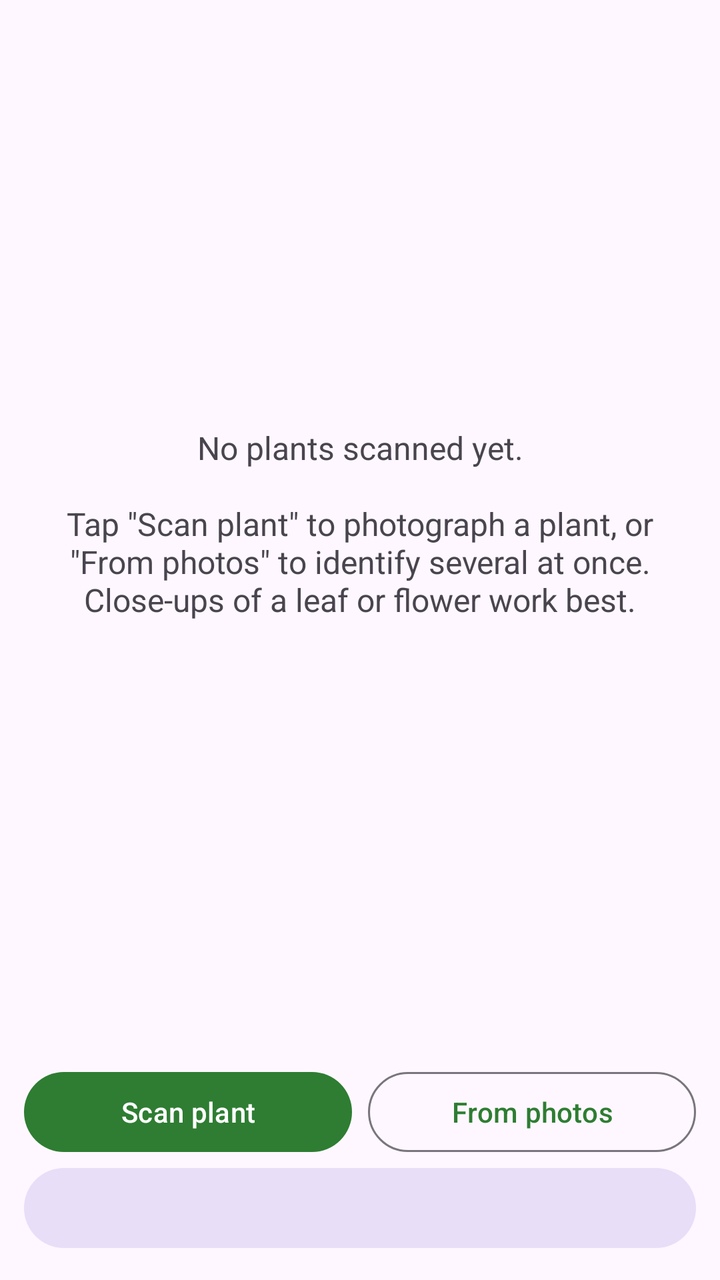
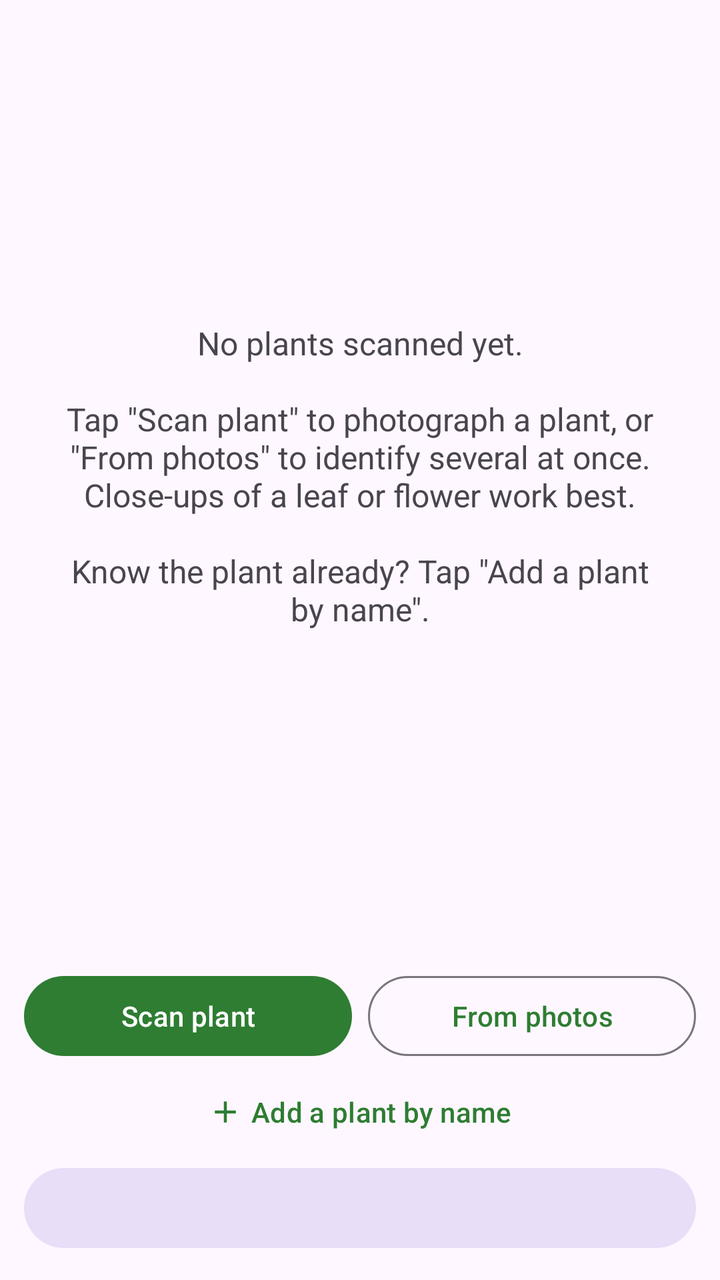

The first picture is an Android layout as it rendered before a commit; the second is the same layout after the commit. The layout source and the unified diff follow.
<!-- AndroidManifest.xml: application theme Theme.PlantScout -->
<!-- res/layout/activity_main.xml -->
<?xml version="1.0" encoding="utf-8"?>
<LinearLayout xmlns:android="http://schemas.android.com/apk/res/android"
    android:layout_width="match_parent"
    android:layout_height="match_parent"
    android:orientation="vertical">

    <com.google.android.material.progressindicator.LinearProgressIndicator
        android:id="@+id/progress"
        android:layout_width="match_parent"
        android:layout_height="wrap_content"
        android:indeterminate="true"
        android:visibility="gone" />

    <TextView
        android:id="@+id/status"
        android:layout_width="match_parent"
        android:layout_height="wrap_content"
        android:padding="12dp"
        android:visibility="gone" />

    <FrameLayout
        android:layout_width="match_parent"
        android:layout_height="0dp"
        android:layout_weight="1">

        <androidx.recyclerview.widget.RecyclerView
            android:id="@+id/list"
            android:layout_width="match_parent"
            android:layout_height="match_parent"
            android:clipToPadding="false"
            android:padding="8dp" />

        <TextView
            android:id="@+id/empty"
            android:layout_width="match_parent"
            android:layout_height="wrap_content"
            android:layout_gravity="center"
            android:gravity="center"
            android:padding="32dp"
            android:text="@string/empty_hint"
            android:textSize="16sp" />
    </FrameLayout>

    <LinearLayout
        android:layout_width="match_parent"
        android:layout_height="wrap_content"
        android:orientation="horizontal"
        android:paddingStart="12dp"
        android:paddingTop="8dp"
        android:paddingEnd="12dp">

        <com.google.android.material.button.MaterialButton
            android:id="@+id/btnCamera"
            android:layout_width="0dp"
            android:layout_height="wrap_content"
            android:layout_weight="1"
            android:text="@string/scan" />

        <com.google.android.material.button.MaterialButton
            android:id="@+id/btnGallery"
            style="@style/Widget.Material3.Button.OutlinedButton"
            android:layout_width="0dp"
            android:layout_height="wrap_content"
            android:layout_marginStart="8dp"
            android:layout_weight="1"
            android:text="@string/gallery" />
    </LinearLayout>

    <com.google.android.material.button.MaterialButton
        android:id="@+id/btnPlan"
        style="@style/Widget.Material3.Button.TonalButton"
        android:layout_width="match_parent"
        android:layout_height="wrap_content"
        android:layout_marginStart="12dp"
        android:layout_marginEnd="12dp"
        android:layout_marginBottom="12dp" />
</LinearLayout>
<!-- resources referenced by this layout -->
<resources>
  <string name="empty_hint">No plants scanned yet.\n\nTap \"Scan plant\" to photograph a plant, or \"From photos\" to identify several at once. Close-ups of a leaf or flower work best.</string>
  <string name="gallery">From photos</string>
  <string name="scan">Scan plant</string>
  <style name="Theme.PlantScout" parent="Theme.Material3.DayNight">
          <item name="colorPrimary">@color/green_primary</item>
          <item name="colorOnPrimary">#FFFFFF</item>
          <item name="colorPrimaryContainer">#C8E6C9</item>
          <item name="colorOnPrimaryContainer">#0B2E13</item>
      </style>
  <color name="green_primary">#2E7D32</color>
</resources>

<!-- the commit's change to res/layout/activity_main.xml (unified diff, before → after) -->
@@ -1,5 +1,6 @@
 <?xml version="1.0" encoding="utf-8"?>
 <LinearLayout xmlns:android="http://schemas.android.com/apk/res/android"
+    xmlns:app="http://schemas.android.com/apk/res-auto"
     android:layout_width="match_parent"
     android:layout_height="match_parent"
     android:orientation="vertical">
@@ -67,6 +68,15 @@
     </LinearLayout>
 
     <com.google.android.material.button.MaterialButton
+        android:id="@+id/btnAddManual"
+        style="@style/Widget.Material3.Button.TextButton"
+        android:layout_width="wrap_content"
+        android:layout_height="wrap_content"
+        android:layout_gravity="center_horizontal"
+        android:text="Add a plant by name"
+        app:icon="@drawable/ic_add" />
+
+    <com.google.android.material.button.MaterialButton
         android:id="@+id/btnPlan"
         style="@style/Widget.Material3.Button.TonalButton"
         android:layout_width="match_parent"
<!-- resource entries referenced after the edit -->
@@ -1,6 +1,18 @@
 <!-- resources referenced by this layout -->
 <resources>
-  <string name="empty_hint">No plants scanned yet.\n\nTap \"Scan plant\" to photograph a plant, or \"From photos\" to identify several at once. Close-ups of a leaf or flower work best.</string>
+  <!-- drawable ic_add (drawable) -->
+  <?xml version="1.0" encoding="utf-8"?>
+  <vector xmlns:android="http://schemas.android.com/apk/res/android"
+      android:width="24dp"
+      android:height="24dp"
+      android:tint="?attr/colorControlNormal"
+      android:viewportWidth="24"
+      android:viewportHeight="24">
+      <path
+          android:fillColor="@android:color/white"
+          android:pathData="M19,13h-6v6h-2v-6H5v-2h6V5h2v6h6v2z" />
+  </vector>
+  <string name="empty_hint">No plants scanned yet.\n\nTap \"Scan plant\" to photograph a plant, or \"From photos\" to identify several at once. Close-ups of a leaf or flower work best.\n\nKnow the plant already? Tap \"Add a plant by name\".</string>
   <string name="gallery">From photos</string>
   <string name="scan">Scan plant</string>
   <style name="Theme.PlantScout" parent="Theme.Material3.DayNight">
